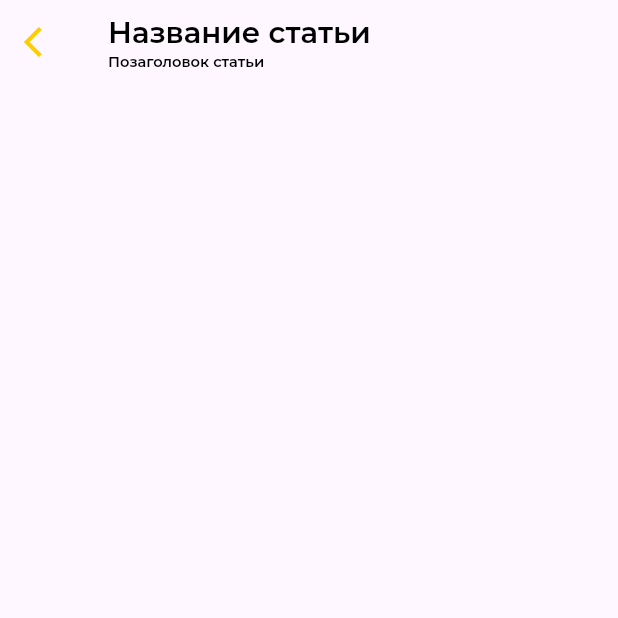
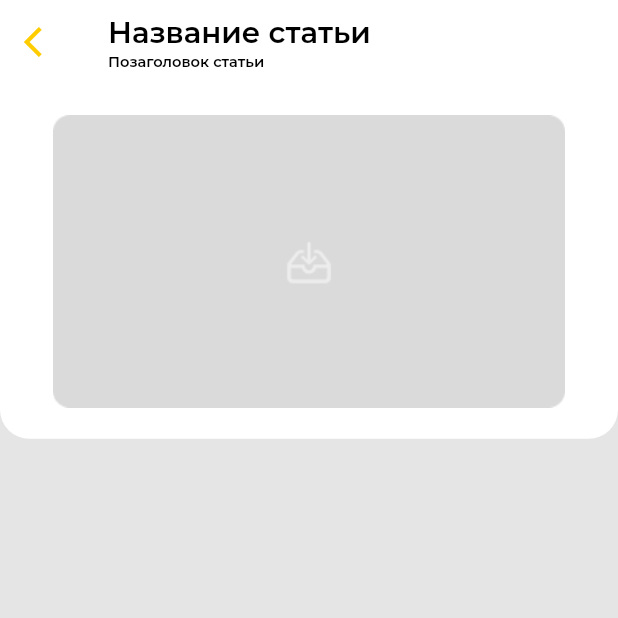
Before and after one commit to theivmatic/books_app, a Flutter app: the ArticleDetailsScreen screen opened directly, on a phone screen of 412 x 824 dp, the top half of it. Run offline on Flutter 3.47's test engine with Material 3 defaults, Android fonts, the phone set to English and light mode, and no system bars; our stand-ins replace device_preview, equatable, flutter_bloc, flutter_screenutil, google_fonts, in_app_review and 2 more; missing offline and left inert: cupertino_modal_sheet, linear_progress_bar; accounts and stored records are empty.

Commit message:
added image under app bar to ArticleDetailsScreen, created ArticleDetailWidget

```diff
--- a/lib/src/feature/about_books/presentation/screens/article_details.dart
+++ b/lib/src/feature/about_books/presentation/screens/article_details.dart
@@ -1,5 +1,6 @@
 import 'package:books_app/src/core/constants/app_theme.dart';
 import 'package:flutter/material.dart';
+import 'package:flutter_screenutil/flutter_screenutil.dart';
 
 class ArticleDetailsScreen extends StatelessWidget {
   const ArticleDetailsScreen({super.key});
@@ -22,6 +23,9 @@ class ArticleDetailsScreen extends StatelessWidget {
           ],
         ),
         centerTitle: false,
+        elevation: 0,
+        surfaceTintColor: AppColors.white,
+        backgroundColor: AppColors.white,
         leading: IconButton(
           onPressed: () {
             Navigator.of(context).pop();
@@ -32,6 +36,50 @@ class ArticleDetailsScreen extends StatelessWidget {
           ),
         ),
       ),
+      backgroundColor: AppColors.backgroundColor,
+      body: SingleChildScrollView(
+        physics: const ClampingScrollPhysics(),
+        child: Column(
+          children: [
+            Container(
+              width: double.infinity,
+              decoration: BoxDecoration(
+                color: AppColors.white,
+                borderRadius: BorderRadius.only(
+                  bottomLeft: Radius.circular(20.r),
+                  bottomRight: Radius.circular(20.r),
+                ),
+              ),
+              child: Padding(
+                padding: EdgeInsets.all(20.dg),
+                child: InkWell(
+                  onTap: () {},
+                  child: Container(
+                    width: 350.w,
+                    height: 200.h,
+                    decoration: BoxDecoration(
+                      borderRadius: BorderRadius.circular(12.r),
+                    ),
+                    child: Image.asset(
+                      'assets/images/upload_image.png',
+                      scale: 0.5,
+                    ),
+                  ),
+                ),
+              ),
+            ),
+            SizedBox(
+              height: 10.h,
+            ),
+            Container(
+              decoration: BoxDecoration(
+                borderRadius: BorderRadius.circular(12.r),
+                color: AppColors.white,
+              ),
+            ),
+          ],
+        ),
+      ),
     );
   }
 }
--- /dev/null
+++ b/lib/src/feature/about_books/presentation/widgets/article_detail.dart
@@ -0,0 +1,10 @@
+import 'package:flutter/material.dart';
+
+class ArticleDetailWidget extends StatelessWidget {
+  const ArticleDetailWidget({super.key});
+
+  @override
+  Widget build(BuildContext context) {
+    return const Placeholder();
+  }
+}
```
